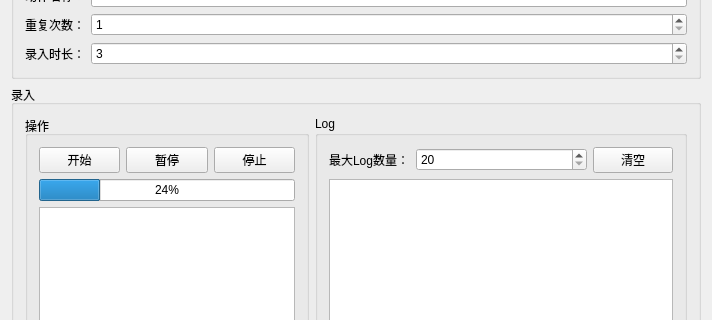
Before: the Qt Designer form MainWindow.ui in cildhdi/Lmdc, drawn with Qt 5; both pictures show x 0 to 712 and y 134 to 454 of the 712 by 636 pixel window.
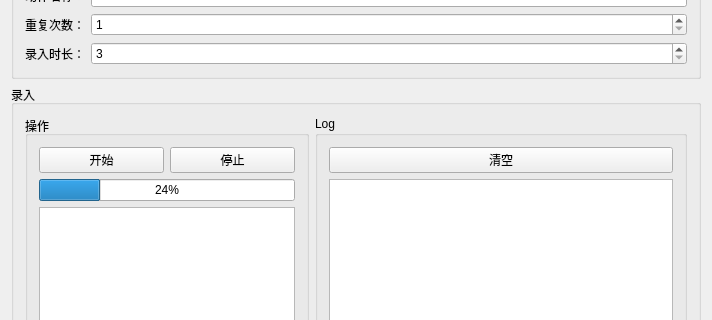
After: the same form once the commit is applied.

```diff
--- a/MainWindow.ui
+++ b/MainWindow.ui
@@ -157,13 +157,6 @@
               </property>
              </widget>
             </item>
-            <item>
-             <widget class="QPushButton" name="btnPause">
-              <property name="text">
-               <string>暂停</string>
-              </property>
-             </widget>
-            </item>
             <item>
              <widget class="QPushButton" name="btnStop">
               <property name="text">
@@ -193,40 +186,9 @@
          </property>
          <layout class="QVBoxLayout" name="verticalLayout_3">
           <item>
-           <layout class="QHBoxLayout" name="horizontalLayout_4">
-            <item>
-             <widget class="QLabel" name="label_4">
-              <property name="sizePolicy">
-               <sizepolicy hsizetype="Fixed" vsizetype="Preferred">
-                <horstretch>0</horstretch>
-                <verstretch>0</verstretch>
-               </sizepolicy>
-              </property>
-              <property name="text">
-               <string>最大Log数量：</string>
-              </property>
-             </widget>
-            </item>
-            <item>
-             <widget class="QSpinBox" name="spinLogCount">
-              <property name="sizePolicy">
-               <sizepolicy hsizetype="Preferred" vsizetype="Fixed">
-                <horstretch>0</horstretch>
-                <verstretch>0</verstretch>
-               </sizepolicy>
-              </property>
-              <property name="minimum">
-               <number>20</number>
-              </property>
-              <property name="maximum">
-               <number>100</number>
-              </property>
-             </widget>
-            </item>
-            <item>
              <widget class="QPushButton" name="btnClear">
               <property name="sizePolicy">
-               <sizepolicy hsizetype="Fixed" vsizetype="Fixed">
+             <sizepolicy hsizetype="Preferred" vsizetype="Fixed">
                 <horstretch>0</horstretch>
                 <verstretch>0</verstretch>
                </sizepolicy>
@@ -235,8 +197,6 @@
                <string>清空</string>
               </property>
              </widget>
-            </item>
-           </layout>
           </item>
           <item>
            <widget class="QTextBrowser" name="textLog"/>
```
Left out of the diff: 2 changed lines with no effect on the pictures. Lines whose indentation alone changed are shown as unchanged.
